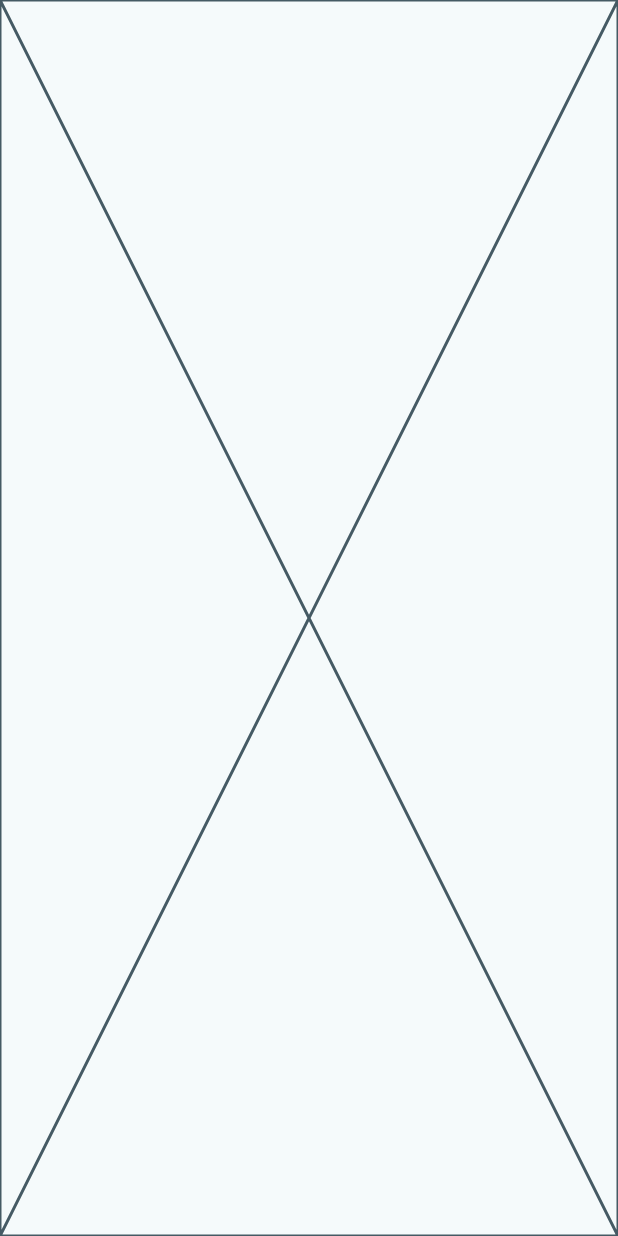
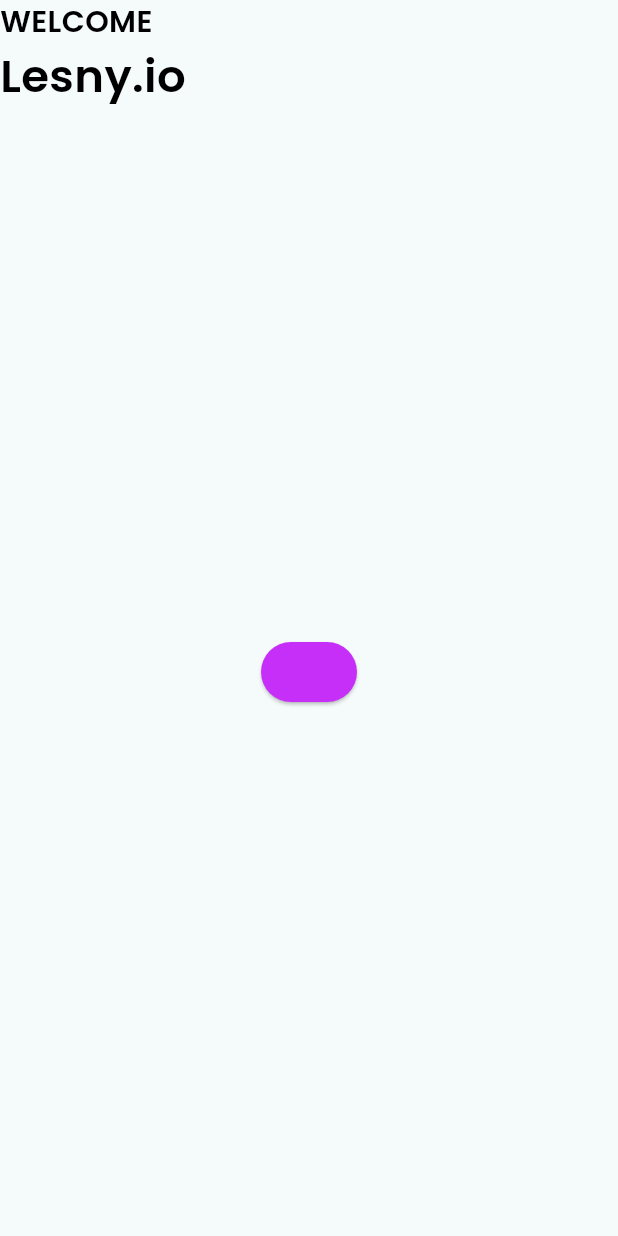
Before and after one commit to Basel85/MD-TREE-Session-4, a Flutter app: the DashboardScreen screen opened directly, on a phone screen of 412 x 824 dp. Run offline on Flutter 3.47's test engine with Material 3 defaults, Android fonts, the phone set to English and light mode, and no system bars.

Commit message:
making the dashboard screen

```diff
--- a/lib/presentation/widgets/custom_button.dart
+++ b/lib/presentation/widgets/custom_button.dart
@@ -1,31 +1,28 @@
 import 'package:flutter/material.dart';
 import 'package:md_tree_session_4/themes/app_colors.dart';
-import 'package:md_tree_session_4/themes/app_text_styles.dart';
 
 class CustomButton extends StatelessWidget {
-  final String buttonText;
+  final Widget buttonContent;
   final void Function() onPressed;
+  final Color buttonColor;
   const CustomButton(
-      {super.key, required this.buttonText, required this.onPressed});
+      {super.key,
+      required this.buttonContent,
+      required this.onPressed,
+      this.buttonColor = AppColors.colorC62FF8});
 
   @override
   Widget build(BuildContext context) {
     return ElevatedButton(
-      onPressed: null,
+      onPressed: onPressed,
       style: ButtonStyle(
-        backgroundColor:
-            MaterialStateProperty.all<Color>(AppColors.colorC62FF8),
+        backgroundColor: MaterialStateProperty.all<Color>(buttonColor),
         padding: MaterialStateProperty.all<EdgeInsetsGeometry>(
             const EdgeInsets.symmetric(vertical: 15, horizontal: 20)),
         shape: MaterialStateProperty.all<RoundedRectangleBorder>(
             RoundedRectangleBorder(borderRadius: BorderRadius.circular(50))),
       ),
-      child: Text(
-        "Sign in",
-        style:
-            AppTextStyles.fontSize23FontWeightW600FontFamilyPoppinsColorWhite,
-        textAlign: TextAlign.center,
-      ),
+      child: buttonContent,
     );
   }
 }
--- /dev/null
+++ b/lib/presentation/widgets/dashboard_screen_body/calculate_your_bmi_button.dart
@@ -0,0 +1,14 @@
+import 'package:flutter/material.dart';
+import 'package:md_tree_session_4/presentation/widgets/custom_button.dart';
+
+class CalculateYouBMIButton extends StatelessWidget {
+  const CalculateYouBMIButton({super.key});
+
+  @override
+  Widget build(BuildContext context) {
+    return Expanded(
+        child: Center(
+            child: CustomButton(
+                buttonContent: const SizedBox(), onPressed: () {})));
+  }
+}
--- a/lib/presentation/widgets/dashboard_screen_body/dashboard_screen_body.dart
+++ b/lib/presentation/widgets/dashboard_screen_body/dashboard_screen_body.dart
@@ -1,10 +1,20 @@
 import 'package:flutter/material.dart';
+import 'package:md_tree_session_4/presentation/widgets/dashboard_screen_body/calculate_your_bmi_button.dart';
+import 'package:md_tree_session_4/presentation/widgets/dashboard_screen_body/username_text.dart';
+import 'package:md_tree_session_4/presentation/widgets/dashboard_screen_body/welcome_text.dart';
 
 class DashboardScreenBody extends StatelessWidget {
   const DashboardScreenBody({super.key});
 
   @override
   Widget build(BuildContext context) {
-    return const Placeholder();
+    return const Column(
+      crossAxisAlignment: CrossAxisAlignment.start,
+      children: <Widget>[
+        WelcomeText(),
+        UsernameText(),
+        CalculateYouBMIButton()
+      ],
+    );
   }
 }
--- /dev/null
+++ b/lib/presentation/widgets/dashboard_screen_body/username_text.dart
@@ -0,0 +1,14 @@
+import 'package:flutter/material.dart';
+import 'package:md_tree_session_4/themes/app_text_styles.dart';
+
+class UsernameText extends StatelessWidget {
+  const UsernameText({super.key});
+
+  @override
+  Widget build(BuildContext context) {
+    return Text(
+      'Lesny.io',
+      style: AppTextStyles.fontSize30FontWeightW600FontFamilyPoppinsColorBlack,
+    );
+  }
+}
--- /dev/null
+++ b/lib/presentation/widgets/dashboard_screen_body/welcome_text.dart
@@ -0,0 +1,13 @@
+import 'package:flutter/material.dart';
+import 'package:md_tree_session_4/themes/app_text_styles.dart';
+
+class WelcomeText extends StatelessWidget {
+  const WelcomeText({super.key});
+
+  @override
+  Widget build(BuildContext context) {
+    return const Text('WELCOME',
+        style:
+            AppTextStyles.fontSize20FontWeightW600FontFamilyPoppinsColorBlack);
+  }
+}
--- a/lib/themes/app_text_styles.dart
+++ b/lib/themes/app_text_styles.dart
@@ -27,4 +27,10 @@
           fontWeight: FontWeight.w600,
           fontFamily: "Poppins",
           color: AppColors.pureWhite);
+  static TextStyle fontSize30FontWeightW600FontFamilyPoppinsColorBlack =
+      const TextStyle(
+          fontSize: 30,
+          fontWeight: FontWeight.w600,
+          fontFamily: "Poppins",
+          color: AppColors.pureBlack);
 }
```
Also changed, not shown: lib/presentation/widgets/sign_in_screen_body/sign_in_button/sign_in_button.dart (added, +15 -0 lines), lib/presentation/widgets/sign_in_screen_body/sign_in_button/sign_in_text.dart (added, +15 -0 lines), lib/presentation/widgets/sign_in_screen_body/sign_in_screen_body.dart (+13 -16 lines).
